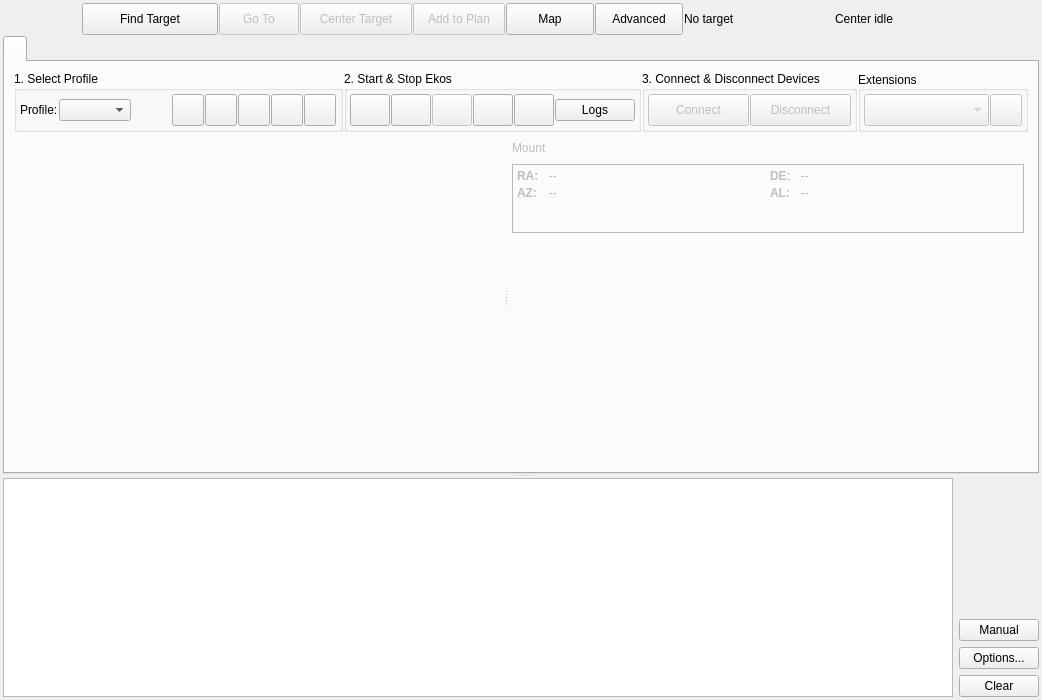
This is kstars/ekos/manager.ui in KMilhan/fgstars as Qt 5 draws it before an edit. The edited form follows.
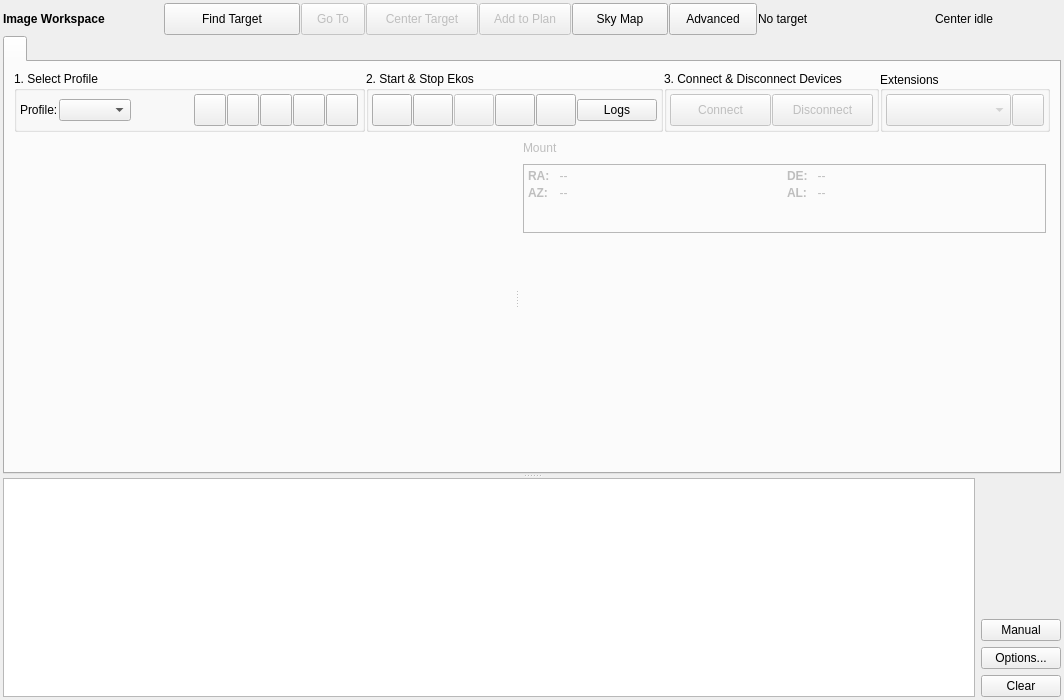
This is the edited form. Icons and pictures are not drawn. Custom widgets are drawn as their Qt base class.

Commit message: 🖼️ Make Star Studio shell image-first

The edit to the form file:
```diff
--- a/kstars/ekos/manager.ui
+++ b/kstars/ekos/manager.ui
@@ -56,17 +56,23 @@
    <item>
     <layout class="QHBoxLayout" name="globalHeaderLayout">
      <item>
-      <spacer name="headerLeftSpacer">
-       <property name="orientation">
-        <enum>Qt::Horizontal</enum>
-       </property>
-       <property name="sizeHint" stdset="0">
+      <widget class="QLabel" name="workspaceTitleL">
+       <property name="minimumSize">
         <size>
-         <width>0</width>
-         <height>20</height>
+         <width>160</width>
+         <height>32</height>
         </size>
        </property>
-      </spacer>
+       <property name="font">
+        <font>
+         <weight>75</weight>
+         <bold>true</bold>
+        </font>
+       </property>
+       <property name="text">
+        <string>Image Workspace</string>
+       </property>
+      </widget>
      </item>
      <item>
       <widget class="QPushButton" name="globalSearchB">
@@ -136,12 +142,12 @@
       <widget class="QPushButton" name="openSkyMapB">
        <property name="minimumSize">
         <size>
-         <width>88</width>
+         <width>96</width>
          <height>32</height>
        </size>
       </property>
       <property name="text">
-        <string>Map</string>
+        <string>Sky Map</string>
       </property>
      </widget>
      </item>
@@ -165,7 +171,7 @@
       <widget class="QLabel" name="starStudioTargetStatusL">
        <property name="minimumSize">
         <size>
-         <width>150</width>
+         <width>176</width>
          <height>32</height>
         </size>
        </property>
```
Lines whose indentation alone changed are shown as unchanged. The commit also changes 3 other files.
